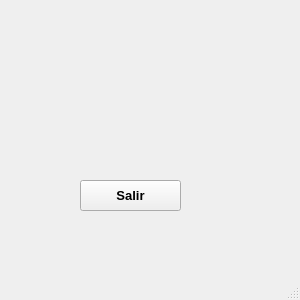
CodeDrTech/DevelopPython, file MiniNomina/FrmDesign/Faltantes.ui: the form before one commit.
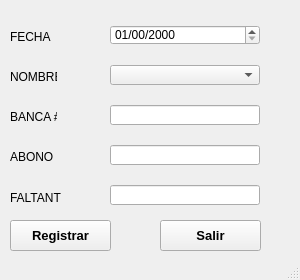
The form after the commit.

```diff
--- a/MiniNomina/FrmDesign/Faltantes.ui
+++ b/MiniNomina/FrmDesign/Faltantes.ui
@@ -10,7 +10,7 @@
     <x>0</x>
     <y>0</y>
     <width>300</width>
-    <height>300</height>
+    <height>280</height>
    </rect>
   </property>
   <property name="windowTitle">
@@ -20,8 +20,8 @@
    <widget class="QPushButton" name="BtnSalir">
     <property name="geometry">
      <rect>
-      <x>80</x>
-      <y>180</y>
+      <x>160</x>
+      <y>220</y>
       <width>101</width>
       <height>31</height>
      </rect>
@@ -37,6 +37,144 @@
      <string>Salir</string>
     </property>
    </widget>
+   <widget class="QPushButton" name="BtnRegistrar">
+    <property name="geometry">
+     <rect>
+      <x>10</x>
+      <y>220</y>
+      <width>101</width>
+      <height>31</height>
+     </rect>
+    </property>
+    <property name="font">
+     <font>
+      <pointsize>10</pointsize>
+      <weight>75</weight>
+      <bold>true</bold>
+     </font>
+    </property>
+    <property name="text">
+     <string>Registrar</string>
+    </property>
+   </widget>
+   <widget class="QLabel" name="label">
+    <property name="geometry">
+     <rect>
+      <x>10</x>
+      <y>30</y>
+      <width>47</width>
+      <height>13</height>
+     </rect>
+    </property>
+    <property name="text">
+     <string>FECHA</string>
+    </property>
+   </widget>
+   <widget class="QLabel" name="label_2">
+    <property name="geometry">
+     <rect>
+      <x>10</x>
+      <y>70</y>
+      <width>47</width>
+      <height>13</height>
+     </rect>
+    </property>
+    <property name="text">
+     <string>NOMBRE</string>
+    </property>
+   </widget>
+   <widget class="QLabel" name="label_3">
+    <property name="geometry">
+     <rect>
+      <x>10</x>
+      <y>110</y>
+      <width>47</width>
+      <height>13</height>
+     </rect>
+    </property>
+    <property name="text">
+     <string>BANCA #</string>
+    </property>
+   </widget>
+   <widget class="QLabel" name="label_4">
+    <property name="geometry">
+     <rect>
+      <x>10</x>
+      <y>150</y>
+      <width>47</width>
+      <height>13</height>
+     </rect>
+    </property>
+    <property name="text">
+     <string>ABONO</string>
+    </property>
+   </widget>
+   <widget class="QLabel" name="label_5">
+    <property name="geometry">
+     <rect>
+      <x>10</x>
+      <y>190</y>
+      <width>51</width>
+      <height>16</height>
+     </rect>
+    </property>
+    <property name="text">
+     <string>FALTANTE</string>
+    </property>
+   </widget>
+   <widget class="QLineEdit" name="txtNumbanca">
+    <property name="geometry">
+     <rect>
+      <x>110</x>
+      <y>105</y>
+      <width>150</width>
+      <height>20</height>
+     </rect>
+    </property>
+   </widget>
+   <widget class="QLineEdit" name="txtFaltante">
+    <property name="geometry">
+     <rect>
+      <x>110</x>
+      <y>185</y>
+      <width>150</width>
+      <height>20</height>
+     </rect>
+    </property>
+   </widget>
+   <widget class="QLineEdit" name="txtAbono">
+    <property name="geometry">
+     <rect>
+      <x>110</x>
+      <y>145</y>
+      <width>150</width>
+      <height>20</height>
+     </rect>
+    </property>
+   </widget>
+   <widget class="QDateEdit" name="txtFecha">
+    <property name="geometry">
+     <rect>
+      <x>110</x>
+      <y>25</y>
+      <width>150</width>
+      <height>20</height>
+     </rect>
+    </property>
+    <property name="displayFormat">
+     <string>dd/mm/yyyy</string>
+    </property>
+   </widget>
+   <widget class="QComboBox" name="cmbEmpleado">
+    <property name="geometry">
+     <rect>
+      <x>110</x>
+      <y>65</y>
+      <width>150</width>
+      <height>20</height>
+     </rect>
+    </property>
+   </widget>
   </widget>
   <widget class="QStatusBar" name="statusbar"/>
  </widget>
```
